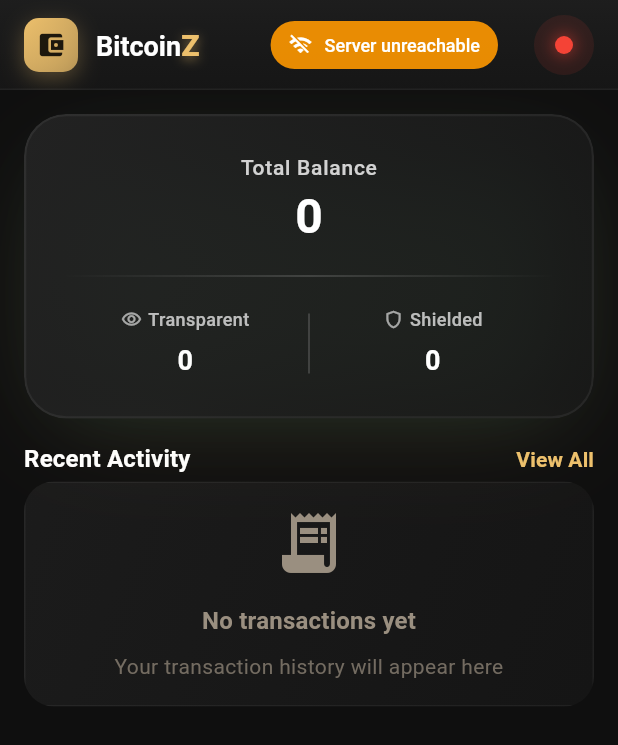
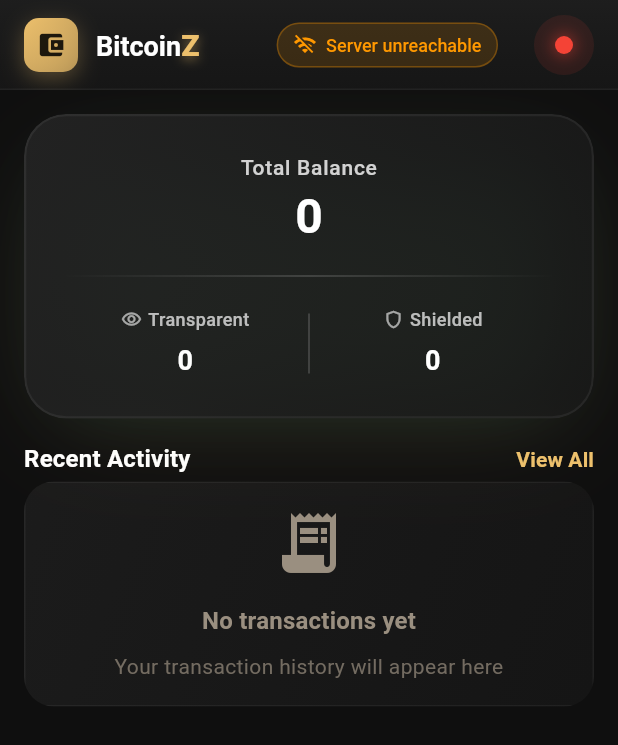
Before and after one commit to z-bitcoinz/BitcoinZ-black-amber, a Flutter app: the WalletDashboardScreen screen opened directly, after a tap on "View All", on a phone screen of 412 x 824 dp. Shown: the top 745 px of the screen. Run offline on Flutter 3.47's test engine with Material 3 defaults, Android fonts, the phone set to English and light mode, and no system bars; our stand-ins replace flutter_secure_storage, local_auth, logger, qr_flutter, shared_preferences and 1 more; missing offline and left inert: bip39, dart:ffi, flutter_rust_bridge; accounts and stored records are empty; network calls fail.

Commit message:
Fix sync progress UI and wallet service errors
- Replaced full-screen sync overlay with subtle header progress bar
- Sync progress now only shows during initial sync, not routine refreshes
- Integrated sync status into ConnectionStatusWidget for inline display
- Removed blocking SyncProgressOverlay from dashboard
- Fixed BitcoinZService wallet not found errors with graceful fallbacks
- Silent background refreshes every 60 seconds without UI disruption
- Improved error handling to prevent crashes when services aren't initialized

The app now provides a clean, non-intrusive user experience similar to BitcoinZ Blue wallet.

```diff
--- a/lib/providers/wallet_provider.dart
+++ b/lib/providers/wallet_provider.dart
@@ -726,11 +726,21 @@ class WalletProvider with ChangeNotifier {
       return;
     }
 
+    // Don't show sync UI for background refreshes
+    // This is called every 60 seconds so we don't want the UI popping up
+    // Only set syncing flag for initial sync or manual sync
+    final isInitialSync = _transactions.isEmpty || _balance == null;
+
+    if (isInitialSync) {
       _setSyncing(true);
 
       // Start polling for sync status (for Rust Bridge)
       if (_wallet?.walletId?.startsWith('cli_imported_') != true) {
         _startSyncStatusPolling();
+      }
+    } else {
+      // For routine refreshes, just do a silent update
+      if (kDebugMode) print('🔄 Silent background refresh (no UI)...');
     }
 
     try {
@@ -741,7 +751,8 @@ class WalletProvider with ChangeNotifier {
       } else {
         // For Rust FFI wallets, sync directly with Rust service
         await _rustService.sync();
-        await _loadBalance(); // Only load balance in background
+        // Don't call _loadBalance() as it uses BitcoinZService which isn't initialized
+        // The Rust service will update balance via callbacks
         await _refreshWalletData(); // Refresh all data after sync
       }
       _lastSyncTime = DateTime.now();
@@ -749,8 +760,11 @@ class WalletProvider with ChangeNotifier {
       // Don't show error for background sync failures
       debugPrint('Background sync failed: $e');
     } finally {
+      // Only stop sync UI if we started it
+      if (isInitialSync) {
         _setSyncing(false);
         _stopSyncStatusPolling();
+      }
     }
   }
 
@@ -762,8 +776,8 @@ class WalletProvider with ChangeNotifier {
     if (kDebugMode) print('🔄 Starting sync status polling...');
     if (kDebugMode) print('   Rust service initialized: ${_rustService.initialized}');
 
-    // Set syncing flag immediately
-    _setSyncing(true);
+    // Don't set syncing flag here, let the caller decide
+    // _setSyncing(true);
     if (kDebugMode) print('   Syncing flag set to true');
 
     // Poll every second for sync status
@@ -906,7 +920,7 @@ class WalletProvider with ChangeNotifier {
   Future<void> syncWallet() async {
     if (!hasWallet) return;
 
-    _setSyncing(true);
+    _setSyncing(true);  // Set syncing flag for manual sync
     _clearError();
 
     // Start polling for sync status
@@ -1225,15 +1239,24 @@ class WalletProvider with ChangeNotifier {
     // Always use Rust Bridge for all wallets (provides mempool monitoring)
     if (_rustService.initialized) {
       if (kDebugMode) print('   Using Rust Bridge for wallet refresh');
+
+      // Don't trigger sync UI for routine refreshes
+      // The Rust service refresh is lightweight and doesn't need UI
       await _rustService.refresh(); // Rust service handles everything
     } else {
       if (kDebugMode) print('   Rust Bridge not initialized, using fallback refresh');
+
+      // Only try to load if BitcoinZService is initialized
+      try {
         await Future.wait([
           _loadBalance(),
           _loadTransactions(),
           _loadAddresses(),
         ]);
         notifyListeners();
+      } catch (e) {
+        if (kDebugMode) print('⚠️ Fallback refresh failed: $e');
+      }
     }
 
     // Note: Rust Bridge service is now the single source of truth for all data
@@ -1241,9 +1264,21 @@ class WalletProvider with ChangeNotifier {
 
   Future<void> _loadBalance() async {
     try {
+      // Only try to load balance if the service might be initialized
+      // Otherwise rely on Rust service callbacks
       _balance = await BitcoinZService.instance.getBalance();
     } catch (e) {
-      rethrow;
+      // Don't rethrow, just log the error
+      if (kDebugMode) print('⚠️ Could not load balance from BitcoinZService: $e');
+      // Return empty balance to avoid crashes
+      _balance ??= BalanceModel(
+        transparent: 0,
+        shielded: 0,
+        total: 0,
+        unconfirmed: 0,
+        unconfirmedTransparent: 0,
+        unconfirmedShielded: 0,
+      );
     }
   }
 
--- a/lib/screens/wallet/wallet_dashboard_screen.dart
+++ b/lib/screens/wallet/wallet_dashboard_screen.dart
@@ -6,7 +6,6 @@ import 'dart:ui';
 import '../../providers/wallet_provider.dart';
 import '../../widgets/balance_card.dart';
 import '../../widgets/recent_transactions.dart';
-import '../../widgets/sync_progress_overlay.dart';
 import '../../widgets/connection_status_widget.dart';
 import 'paginated_transaction_history_screen.dart';
 
@@ -469,14 +468,12 @@ class _WalletDashboardScreenState extends State<WalletDashboardScreen>
           ),
         ),
       ),
-      body: Stack(
-        children: [
-          Consumer<WalletProvider>(
-            builder: (context, walletProvider, child) {
-              return RefreshIndicator(
-                onRefresh: _silentSync,
-                color: Theme.of(context).colorScheme.primary,
-                child: CustomScrollView(
+      body: Consumer<WalletProvider>(
+        builder: (context, walletProvider, child) {
+          return RefreshIndicator(
+            onRefresh: _silentSync,
+            color: Theme.of(context).colorScheme.primary,
+            child: CustomScrollView(
               physics: const AlwaysScrollableScrollPhysics(),
               slivers: [
                 // Spacing for extended AppBar
@@ -541,10 +538,6 @@ class _WalletDashboardScreenState extends State<WalletDashboardScreen>
           );
         },
       ),
-      // Sync progress overlay (like BitcoinZ Blue)
-      const SyncProgressOverlay(),
-    ],
-  ),
     );
   }
 }
--- a/lib/widgets/connection_status_widget.dart
+++ b/lib/widgets/connection_status_widget.dart
@@ -2,7 +2,7 @@ import 'package:flutter/material.dart';
 import 'package:provider/provider.dart';
 import '../providers/wallet_provider.dart';
 
-/// Widget to show connection status
+/// Widget to show connection and sync status
 class ConnectionStatusWidget extends StatelessWidget {
   const ConnectionStatusWidget({super.key});
 
@@ -10,33 +10,86 @@ class ConnectionStatusWidget extends StatelessWidget {
   Widget build(BuildContext context) {
     return Consumer<WalletProvider>(
       builder: (context, provider, child) {
-        if (provider.isConnected) {
+        final isConnected = provider.isConnected;
+        final isSyncing = provider.isSyncing;
+        final syncProgress = provider.syncProgress;
+        final batchNum = provider.batchNum;
+        final batchTotal = provider.batchTotal;
+
+        // Determine what to show
+        String statusText;
+        Color statusColor;
+        IconData statusIcon;
+        bool showSpinner = false;
+
+        if (isSyncing && syncProgress < 100) {
+          // Show sync progress inline (not as overlay)
+          if (batchTotal > 0) {
+            statusText = 'Batch ${batchNum}/${batchTotal}';
+          } else {
+            statusText = 'Syncing';
+          }
+          statusColor = Colors.blue;
+          statusIcon = Icons.sync;
+          showSpinner = true;
+        } else if (!isConnected) {
+          // Show disconnected status
+          statusText = provider.connectionStatus;
+          statusColor = Colors.orange;
+          statusIcon = Icons.wifi_off;
+        } else {
+          // Connected and not syncing - hide widget
           return const SizedBox.shrink();
         }
 
         return Container(
-          padding: const EdgeInsets.symmetric(horizontal: 12, vertical: 8),
+          padding: const EdgeInsets.symmetric(horizontal: 10, vertical: 6),
           decoration: BoxDecoration(
-            color: Colors.orange.withOpacity(0.9),
+            color: statusColor.withOpacity(0.15),
             borderRadius: BorderRadius.circular(20),
+            border: Border.all(
+              color: statusColor.withOpacity(0.3),
+              width: 1,
+            ),
           ),
           child: Row(
             mainAxisSize: MainAxisSize.min,
             children: [
-              const Icon(
-                Icons.wifi_off,
-                size: 16,
-                color: Colors.white,
-              ),
-              const SizedBox(width: 8),
+              if (showSpinner) ...[
+                SizedBox(
+                  width: 14,
+                  height: 14,
+                  child: CircularProgressIndicator(
+                    strokeWidth: 2,
+                    valueColor: AlwaysStoppedAnimation<Color>(statusColor),
+                  ),
+                ),
+              ] else ...[
+                Icon(
+                  statusIcon,
+                  size: 16,
+                  color: statusColor,
+                ),
+              ],
+              const SizedBox(width: 6),
               Text(
-                provider.connectionStatus,
-                style: const TextStyle(
-                  color: Colors.white,
+                statusText,
+                style: TextStyle(
+                  color: statusColor,
                   fontSize: 12,
                   fontWeight: FontWeight.w500,
                 ),
               ),
+              if (isSyncing && syncProgress > 0) ...[
+                const SizedBox(width: 4),
+                Text(
+                  '${syncProgress.toStringAsFixed(0)}%',
+                  style: TextStyle(
+                    fontSize: 11,
+                    color: statusColor.withOpacity(0.8),
+                  ),
+                ),
+              ],
             ],
           ),
         );
--- a/lib/widgets/sync_progress_overlay.dart
+++ b/lib/widgets/sync_progress_overlay.dart
@@ -3,7 +3,7 @@ import 'package:flutter/material.dart';
 import 'package:provider/provider.dart';
 import '../providers/wallet_provider.dart';
 
-/// Sync progress overlay that displays like BitcoinZ Blue wallet
+/// Sync progress bar that displays subtly below the app bar (like BitcoinZ Blue)
 class SyncProgressOverlay extends StatelessWidget {
   const SyncProgressOverlay({super.key});
 
@@ -11,100 +11,66 @@ class SyncProgressOverlay extends StatelessWidget {
   Widget build(BuildContext context) {
     return Consumer<WalletProvider>(
       builder: (context, provider, child) {
-        // Debug: Log sync status
-        if (kDebugMode && provider.isSyncing) {
-          print('🔄 SyncProgressOverlay: Syncing = true, batch ${provider.batchNum}/${provider.batchTotal}, blocks ${provider.syncedBlocks}/${provider.totalBlocks}');
-        }
-
-        if (!provider.isSyncing) {
+        // Only show during initial sync, not during routine refreshes
+        if (!provider.isSyncing || provider.syncProgress >= 100) {
           return const SizedBox.shrink();
         }
 
-        return Container(
-          color: Colors.black54,
-          child: Center(
+        // Subtle progress bar below app bar
+        return Positioned(
+          top: 0,
+          left: 0,
+          right: 0,
+          child: Material(
+            color: Colors.transparent,
             child: Container(
-              margin: const EdgeInsets.all(20),
-              padding: const EdgeInsets.all(24),
+              height: 28,
               decoration: BoxDecoration(
-                color: Theme.of(context).dialogBackgroundColor,
-                borderRadius: BorderRadius.circular(16),
+                color: Theme.of(context).colorScheme.surface.withOpacity(0.95),
                 boxShadow: [
                   BoxShadow(
-                    color: Colors.black.withOpacity(0.2),
-                    blurRadius: 20,
-                    spreadRadius: 5,
+                    color: Colors.black.withOpacity(0.1),
+                    blurRadius: 4,
+                    offset: const Offset(0, 2),
                   ),
                 ],
               ),
-              child: Column(
-                mainAxisSize: MainAxisSize.min,
+              child: Stack(
                 children: [
-                  // Title (BitcoinZ Blue style)
-                  if (provider.batchTotal > 0) ...[
-                    Text(
-                      'Syncing batch ${provider.batchNum} of ${provider.batchTotal}',
-                      style: Theme.of(context).textTheme.titleLarge?.copyWith(
-                        fontWeight: FontWeight.bold,
+                  // Progress bar background
+                  LinearProgressIndicator(
+                    value: provider.syncProgress / 100,
+                    minHeight: 28,
+                    backgroundColor: Colors.transparent,
+                    valueColor: AlwaysStoppedAnimation<Color>(
+                      Theme.of(context).colorScheme.primary.withOpacity(0.2),
                     ),
                   ),
-                    const SizedBox(height: 12),
-                  ],
-
-                  // Batch progress text (BitcoinZ Blue format)
-                  if (provider.totalBlocks > 0) ...[
-                    Text(
-                      'Batch Progress: ${((provider.syncedBlocks * 100.0) / provider.totalBlocks).toStringAsFixed(2)}%. Total progress: ${provider.syncProgress.toStringAsFixed(2)}%.',
-                      style: Theme.of(context).textTheme.bodyLarge,
-                      textAlign: TextAlign.center,
-                    ),
-                    const SizedBox(height: 20),
-                  ],
-
-                  // Progress bar
-                  ClipRRect(
-                    borderRadius: BorderRadius.circular(10),
-                    child: LinearProgressIndicator(
-                      value: provider.syncProgress / 100,
-                      minHeight: 20,
-                      backgroundColor: Colors.grey[300],
-                      valueColor: AlwaysStoppedAnimation<Color>(
-                        Theme.of(context).primaryColor,
+                  // Progress text overlay
+                  Center(
+                    child: Row(
+                      mainAxisAlignment: MainAxisAlignment.center,
+                      children: [
+                        const SizedBox(
+                          width: 12,
+                          height: 12,
+                          child: CircularProgressIndicator(
+                            strokeWidth: 2,
+                            valueColor: AlwaysStoppedAnimation<Color>(Colors.white70),
                           ),
                         ),
-                  ),
-                  const SizedBox(height: 12),
-
-                  // Block numbers
-                  if (provider.totalBlocks > 0) ...[
-                    const SizedBox(height: 8),
+                        const SizedBox(width: 8),
                         Text(
-                      'Blocks: ${provider.syncedBlocks} / ${provider.totalBlocks}',
-                      style: Theme.of(context).textTheme.bodyMedium?.copyWith(
-                        color: Colors.grey[600],
+                          provider.batchTotal > 0
+                              ? 'Syncing batch ${provider.batchNum}/${provider.batchTotal} - ${provider.syncProgress.toStringAsFixed(0)}%'
+                              : 'Syncing... ${provider.syncProgress.toStringAsFixed(0)}%',
+                          style: Theme.of(context).textTheme.bodySmall?.copyWith(
+                            color: Colors.white70,
+                            fontWeight: FontWeight.w500,
                           ),
                         ),
-                    const SizedBox(height: 16),
                       ],
-
-                  // Spinning indicator
-                  const SizedBox(
-                    width: 24,
-                    height: 24,
-                    child: CircularProgressIndicator(
-                      strokeWidth: 2,
                     ),
-                  ),
-                  const SizedBox(height: 12),
-
-                  // Status message (BitcoinZ Blue style)
-                  Text(
-                    'Light wallet sync in progress... Usually takes just a few minutes',
-                    style: Theme.of(context).textTheme.bodySmall?.copyWith(
-                      color: Colors.grey[600],
-                      fontStyle: FontStyle.italic,
-                    ),
-                    textAlign: TextAlign.center,
                   ),
                 ],
               ),
```
Also changed, not shown: lib/services/bitcoinz_service.dart (+14 -0 lines). Lines whose indentation alone changed are shown as unchanged.
